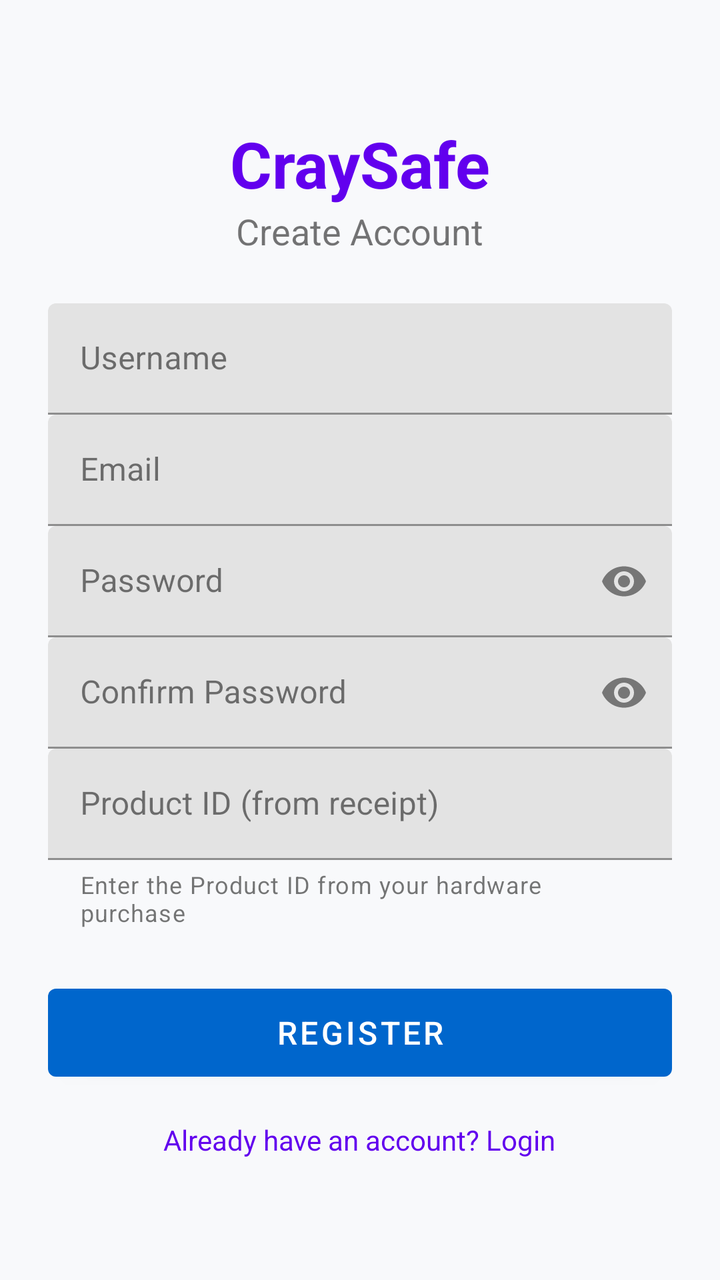
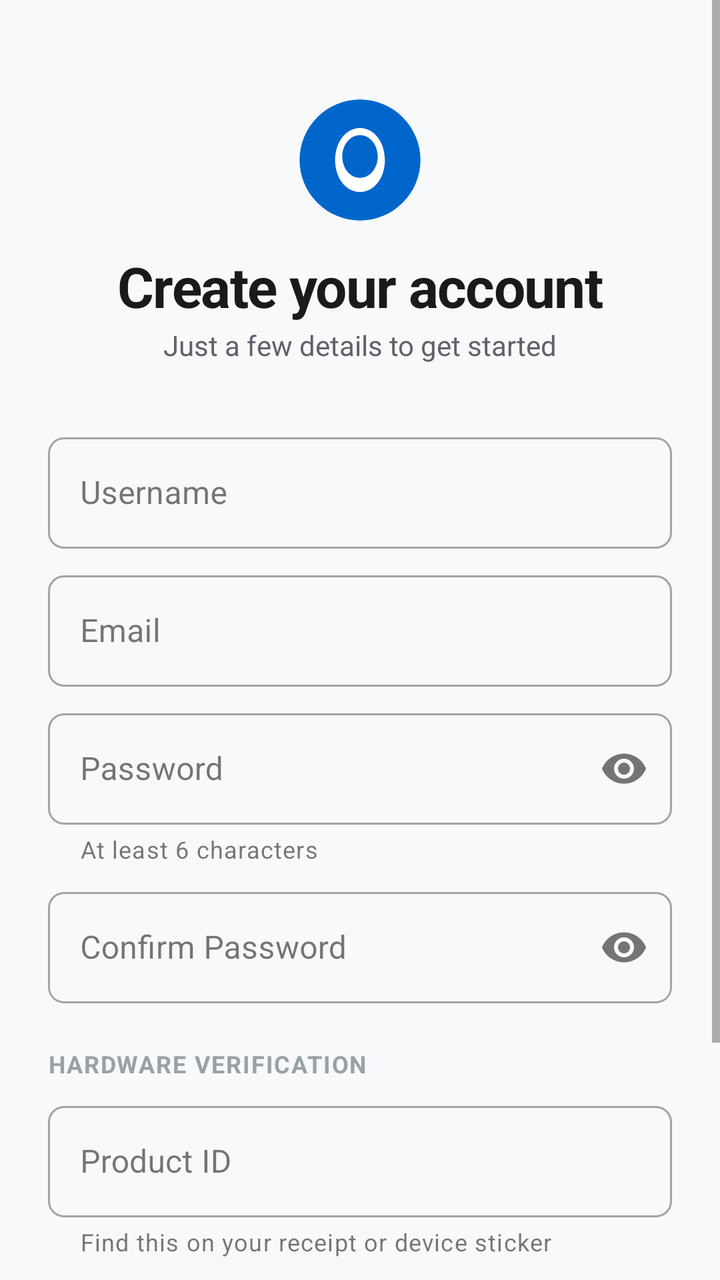

Screens rendered from an Android XML layout before and after an edit, with the pre-edit source and the edit as a unified diff.
<!-- AndroidManifest.xml: application theme Theme.CraySafe -->
<!-- res/layout/activity_register.xml -->
<?xml version="1.0" encoding="utf-8"?>
<LinearLayout xmlns:android="http://schemas.android.com/apk/res/android"
    xmlns:app="http://schemas.android.com/apk/res-auto"
    android:layout_width="match_parent"
    android:layout_height="match_parent"
    android:orientation="vertical"
    android:padding="24dp"
    android:gravity="center">

    
    <TextView
        android:layout_width="wrap_content"
        android:layout_height="wrap_content"
        android:text="CraySafe"
        android:textSize="32sp"
        android:textStyle="bold"
        android:textColor="@color/purple_500"/>

    <TextView
        android:layout_width="wrap_content"
        android:layout_height="wrap_content"
        android:text="Create Account"
        android:textSize="18sp"
        android:layout_marginBottom="24dp"/>

    
    <com.google.android.material.textfield.TextInputLayout
        android:layout_width="match_parent"
        android:layout_height="wrap_content"
        android:hint="Username">

        <com.google.android.material.textfield.TextInputEditText
            android:id="@+id/etUsername"
            android:layout_width="match_parent"
            android:layout_height="wrap_content"
            android:inputType="textPersonName" />

    </com.google.android.material.textfield.TextInputLayout>

    
    <com.google.android.material.textfield.TextInputLayout
        android:layout_width="match_parent"
        android:layout_height="wrap_content"
        android:hint="Email">

        <com.google.android.material.textfield.TextInputEditText
            android:id="@+id/etEmail"
            android:layout_width="match_parent"
            android:layout_height="wrap_content"
            android:inputType="textEmailAddress" />

    </com.google.android.material.textfield.TextInputLayout>

    
    <com.google.android.material.textfield.TextInputLayout
        android:layout_width="match_parent"
        android:layout_height="wrap_content"
        android:hint="Password"
        app:endIconMode="password_toggle">

        <com.google.android.material.textfield.TextInputEditText
            android:id="@+id/etPassword"
            android:layout_width="match_parent"
            android:layout_height="wrap_content"
            android:inputType="textPassword" />

    </com.google.android.material.textfield.TextInputLayout>

    
    <com.google.android.material.textfield.TextInputLayout
        android:layout_width="match_parent"
        android:layout_height="wrap_content"
        android:hint="Confirm Password"
        app:endIconMode="password_toggle">

        <com.google.android.material.textfield.TextInputEditText
            android:id="@+id/etConfirmPassword"
            android:layout_width="match_parent"
            android:layout_height="wrap_content"
            android:inputType="textPassword" />

    </com.google.android.material.textfield.TextInputLayout>

    
    <com.google.android.material.textfield.TextInputLayout
        android:layout_width="match_parent"
        android:layout_height="wrap_content"
        android:hint="Product ID (from receipt)"
        app:helperText="Enter the Product ID from your hardware purchase">

        <com.google.android.material.textfield.TextInputEditText
            android:id="@+id/etProductId"
            android:layout_width="match_parent"
            android:layout_height="wrap_content"
            android:inputType="text"
            android:maxLines="1" />

    </com.google.android.material.textfield.TextInputLayout>

    
    <Button
        android:id="@+id/btnRegister"
        android:layout_width="match_parent"
        android:layout_height="56dp"
        android:layout_marginTop="24dp"
        android:text="Register"
        android:textSize="16sp"/>

    
    <ProgressBar
        android:id="@+id/progressBar"
        android:layout_width="wrap_content"
        android:layout_height="wrap_content"
        android:visibility="gone"
        android:layout_marginTop="16dp"/>

    
    <TextView
        android:id="@+id/tvLogin"
        android:layout_width="wrap_content"
        android:layout_height="wrap_content"
        android:layout_marginTop="16dp"
        android:text="Already have an account? Login"
        android:textColor="@color/purple_500"/>

</LinearLayout>
<!-- resources referenced by this layout -->
<resources>
  <color name="purple_500">#6200EE</color>
  <style name="Theme.CraySafe" parent="Theme.MaterialComponents.DayNight.NoActionBar">
          <item name="colorPrimary">@color/primary</item>
          <item name="colorPrimaryVariant">@color/primary_dark</item>
          <item name="colorOnPrimary">@color/white</item>
  
          <item name="colorSecondary">@color/secondary</item>
          <item name="colorSecondaryVariant">@color/secondary_dark</item>
          <item name="colorOnSecondary">@color/white</item>
  
          <item name="android:colorBackground">@color/background</item>
          <item name="colorSurface">@color/surface</item>
          <item name="colorOnSurface">@color/text_primary</item>
          <item name="colorError">@color/critical</item>
  
          <item name="android:statusBarColor">@color/primary_dark</item>
          <item name="android:windowLightStatusBar">false</item>
  
          <item name="android:navigationBarColor">@color/surface</item>
      </style>
  <color name="primary">#0066CC</color>
  <color name="primary_dark">#004C99</color>
  <color name="white">#FFFFFFFF</color>
  <color name="secondary">#00B8A0</color>
  <color name="secondary_dark">#008A78</color>
  <color name="background">#F8F9FB</color>
  <color name="surface">#FFFFFF</color>
  <color name="text_primary">#1A1A1A</color>
  <color name="critical">#D32F2F</color>
</resources>

<!-- the commit's change to res/layout/activity_register.xml (unified diff, before → after) -->
@@ -1,126 +1,209 @@
 <?xml version="1.0" encoding="utf-8"?>
-<LinearLayout xmlns:android="http://schemas.android.com/apk/res/android"
+<ScrollView xmlns:android="http://schemas.android.com/apk/res/android"
     xmlns:app="http://schemas.android.com/apk/res-auto"
     android:layout_width="match_parent"
     android:layout_height="match_parent"
-    android:orientation="vertical"
-    android:padding="24dp"
-    android:gravity="center">
-
-    
-    <TextView
-        android:layout_width="wrap_content"
-        android:layout_height="wrap_content"
-        android:text="CraySafe"
-        android:textSize="32sp"
-        android:textStyle="bold"
-        android:textColor="@color/purple_500"/>
-
-    <TextView
-        android:layout_width="wrap_content"
-        android:layout_height="wrap_content"
-        android:text="Create Account"
-        android:textSize="18sp"
-        android:layout_marginBottom="24dp"/>
-
-    
-    <com.google.android.material.textfield.TextInputLayout
+    android:fillViewport="true"
+    android:background="@color/background">
+
+    <androidx.constraintlayout.widget.ConstraintLayout
         android:layout_width="match_parent"
         android:layout_height="wrap_content"
-        android:hint="Username">
-
-        <com.google.android.material.textfield.TextInputEditText
-            android:id="@+id/etUsername"
-            android:layout_width="match_parent"
-            android:layout_height="wrap_content"
-            android:inputType="textPersonName" />
-
-    </com.google.android.material.textfield.TextInputLayout>
-
-    
-    <com.google.android.material.textfield.TextInputLayout
-        android:layout_width="match_parent"
-        android:layout_height="wrap_content"
-        android:hint="Email">
-
-        <com.google.android.material.textfield.TextInputEditText
-            android:id="@+id/etEmail"
-            android:layout_width="match_parent"
-            android:layout_height="wrap_content"
-            android:inputType="textEmailAddress" />
-
-    </com.google.android.material.textfield.TextInputLayout>
-
-    
-    <com.google.android.material.textfield.TextInputLayout
-        android:layout_width="match_parent"
-        android:layout_height="wrap_content"
-        android:hint="Password"
-        app:endIconMode="password_toggle">
-
-        <com.google.android.material.textfield.TextInputEditText
-            android:id="@+id/etPassword"
-            android:layout_width="match_parent"
-            android:layout_height="wrap_content"
-            android:inputType="textPassword" />
-
-    </com.google.android.material.textfield.TextInputLayout>
-
-    
-    <com.google.android.material.textfield.TextInputLayout
-        android:layout_width="match_parent"
-        android:layout_height="wrap_content"
-        android:hint="Confirm Password"
-        app:endIconMode="password_toggle">
-
-        <com.google.android.material.textfield.TextInputEditText
-            android:id="@+id/etConfirmPassword"
-            android:layout_width="match_parent"
-            android:layout_height="wrap_content"
-            android:inputType="textPassword" />
-
-    </com.google.android.material.textfield.TextInputLayout>
-
-    
-    <com.google.android.material.textfield.TextInputLayout
-        android:layout_width="match_parent"
-        android:layout_height="wrap_content"
-        android:hint="Product ID (from receipt)"
-        app:helperText="Enter the Product ID from your hardware purchase">
-
-        <com.google.android.material.textfield.TextInputEditText
-            android:id="@+id/etProductId"
-            android:layout_width="match_parent"
-            android:layout_height="wrap_content"
-            android:inputType="text"
-            android:maxLines="1" />
-
-    </com.google.android.material.textfield.TextInputLayout>
-
-    
-    <Button
-        android:id="@+id/btnRegister"
-        android:layout_width="match_parent"
-        android:layout_height="56dp"
-        android:layout_marginTop="24dp"
-        android:text="Register"
-        android:textSize="16sp"/>
-
-    
-    <ProgressBar
-        android:id="@+id/progressBar"
-        android:layout_width="wrap_content"
-        android:layout_height="wrap_content"
-        android:visibility="gone"
-        android:layout_marginTop="16dp"/>
-
-    
-    <TextView
-        android:id="@+id/tvLogin"
-        android:layout_width="wrap_content"
-        android:layout_height="wrap_content"
-        android:layout_marginTop="16dp"
-        android:text="Already have an account? Login"
-        android:textColor="@color/purple_500"/>
-
-</LinearLayout>
+        android:padding="@dimen/space_lg">
+
+        
+        <ImageView
+            android:id="@+id/ivLogo"
+            android:layout_width="64dp"
+            android:layout_height="64dp"
+            android:src="@drawable/ic_craysafe_logo"
+            android:contentDescription="@string/app_name"
+            app:layout_constraintTop_toTopOf="parent"
+            app:layout_constraintStart_toStartOf="parent"
+            app:layout_constraintEnd_toEndOf="parent"
+            android:layout_marginTop="@dimen/space_lg" />
+
+        
+        <TextView
+            android:id="@+id/tvWelcome"
+            style="@style/Text.H1"
+            android:layout_width="wrap_content"
+            android:layout_height="wrap_content"
+            android:text="Create your account"
+            android:layout_marginTop="@dimen/space_md"
+            app:layout_constraintTop_toBottomOf="@id/ivLogo"
+            app:layout_constraintStart_toStartOf="parent"
+            app:layout_constraintEnd_toEndOf="parent" />
+
+        <TextView
+            android:id="@+id/tvSubtitle"
+            style="@style/Text.BodyMuted"
+            android:layout_width="wrap_content"
+            android:layout_height="wrap_content"
+            android:text="Just a few details to get started"
+            android:layout_marginTop="@dimen/space_xs"
+            app:layout_constraintTop_toBottomOf="@id/tvWelcome"
+            app:layout_constraintStart_toStartOf="parent"
+            app:layout_constraintEnd_toEndOf="parent" />
+
+        
+        <com.google.android.material.textfield.TextInputLayout
+            android:id="@+id/tilUsername"
+            style="@style/TextInput.Base"
+            android:layout_width="0dp"
+            android:layout_height="wrap_content"
+            android:hint="Username"
+            android:layout_marginTop="@dimen/space_xl"
+            app:layout_constraintTop_toBottomOf="@id/tvSubtitle"
+            app:layout_constraintStart_toStartOf="parent"
+            app:layout_constraintEnd_toEndOf="parent">
+
+            <com.google.android.material.textfield.TextInputEditText
+                android:id="@+id/etUsername"
+                android:layout_width="match_parent"
+                android:layout_height="wrap_content"
+                android:inputType="textPersonName"
+                android:textColor="@color/text_primary"
+                android:maxLines="1" />
+        </com.google.android.material.textfield.TextInputLayout>
+
+        
+        <com.google.android.material.textfield.TextInputLayout
+            android:id="@+id/tilEmail"
+            style="@style/TextInput.Base"
+            android:layout_width="0dp"
+            android:layout_height="wrap_content"
+            android:hint="Email"
+            android:layout_marginTop="@dimen/space_sm"
+            app:layout_constraintTop_toBottomOf="@id/tilUsername"
+            app:layout_constraintStart_toStartOf="parent"
+            app:layout_constraintEnd_toEndOf="parent">
+
+            <com.google.android.material.textfield.TextInputEditText
+                android:id="@+id/etEmail"
+                android:layout_width="match_parent"
+                android:layout_height="wrap_content"
+                android:inputType="textEmailAddress"
+                android:textColor="@color/text_primary"
+                android:maxLines="1" />
+        </com.google.android.material.textfield.TextInputLayout>
+
+        
+        <com.google.android.material.textfield.TextInputLayout
+            android:id="@+id/tilPassword"
+            style="@style/TextInput.Base"
+            android:layout_width="0dp"
+            android:layout_height="wrap_content"
+            android:hint="Password"
+            app:endIconMode="password_toggle"
+            app:helperText="At least 6 characters"
+            android:layout_marginTop="@dimen/space_sm"
+            app:layout_constraintTop_toBottomOf="@id/tilEmail"
+            app:layout_constraintStart_toStartOf="parent"
+            app:layout_constraintEnd_toEndOf="parent">
+
+            <com.google.android.material.textfield.TextInputEditText
+                android:id="@+id/etPassword"
+                android:layout_width="match_parent"
+                android:layout_height="wrap_content"
+                android:inputType="textPassword"
+                android:textColor="@color/text_primary"
+                android:maxLines="1" />
+        </com.google.android.material.textfield.TextInputLayout>
+
+        
+        <com.google.android.material.textfield.TextInputLayout
+            android:id="@+id/tilConfirmPassword"
+            style="@style/TextInput.Base"
+            android:layout_width="0dp"
+            android:layout_height="wrap_content"
+            android:hint="Confirm Password"
+            app:endIconMode="password_toggle"
+            android:layout_marginTop="@dimen/space_sm"
+            app:layout_constraintTop_toBottomOf="@id/tilPassword"
+            app:layout_constraintStart_toStartOf="parent"
+            app:layout_constraintEnd_toEndOf="parent">
+
+            <com.google.android.material.textfield.TextInputEditText
+                android:id="@+id/etConfirmPassword"
+                android:layout_width="match_parent"
+                android:layout_height="wrap_content"
+                android:inputType="textPassword"
+                android:textColor="@color/text_primary"
+                android:maxLines="1" />
+        </com.google.android.material.textfield.TextInputLayout>
+
+        
+        <TextView
+            android:id="@+id/tvProductLabel"
+            style="@style/Text.Label"
+            android:layout_width="wrap_content"
+            android:layout_height="wrap_content"
+            android:text="HARDWARE VERIFICATION"
+            android:textColor="@color/text_tertiary"
+            android:layout_marginTop="@dimen/space_lg"
+            app:layout_constraintTop_toBottomOf="@id/tilConfirmPassword"
+            app:layout_constraintStart_toStartOf="parent" />
+
+        
+        <com.google.android.material.textfield.TextInputLayout
+            android:id="@+id/tilProductId"
+            style="@style/TextInput.Base"
+            android:layout_width="0dp"
+            android:layout_height="wrap_content"
+            android:hint="Product ID"
+            app:helperText="Find this on your receipt or device sticker"
+            android:layout_marginTop="@dimen/space_sm"
+            app:layout_constraintTop_toBottomOf="@id/tvProductLabel"
+            app:layout_constraintStart_toStartOf="parent"
+            app:layout_constraintEnd_toEndOf="parent">
+
+            <com.google.android.material.textfield.TextInputEditText
+                android:id="@+id/etProductId"
+                android:layout_width="match_parent"
+                android:layout_height="wrap_content"
+                android:inputType="textVisiblePassword"
+                android:textColor="@color/text_primary"
+                android:maxLines="1" />
+        </com.google.android.material.textfield.TextInputLayout>
+
+        
+        <Button
+            android:id="@+id/btnRegister"
+            style="@style/Button.Primary"
+            android:layout_width="0dp"
+            android:layout_height="wrap_content"
+            android:text="Create Account"
+            android:layout_marginTop="@dimen/space_lg"
+            app:layout_constraintTop_toBottomOf="@id/tilProductId"
+            app:layout_constraintStart_toStartOf="parent"
+            app:layout_constraintEnd_toEndOf="parent" />
+
+        
+        <ProgressBar
+            android:id="@+id/progressBar"
+            android:layout_width="24dp"
+            android:layout_height="24dp"
+            android:visibility="gone"
+            android:layout_marginTop="@dimen/space_md"
+            app:layout_constraintTop_toBottomOf="@id/btnRegister"
+            app:layout_constraintStart_toStartOf="parent"
+            app:layout_constraintEnd_toEndOf="parent" />
+
+        
+        <TextView
+            android:id="@+id/tvLogin"
+            style="@style/Text.Body"
+            android:layout_width="wrap_content"
+            android:layout_height="wrap_content"
+            android:text="Already have an account? Sign in"
+            android:textColor="@color/primary"
+            android:padding="@dimen/space_sm"
+            android:layout_marginTop="@dimen/space_md"
+            app:layout_constraintTop_toBottomOf="@id/progressBar"
+            app:layout_constraintStart_toStartOf="parent"
+            app:layout_constraintEnd_toEndOf="parent"
+            app:layout_constraintBottom_toBottomOf="parent" />
+
+    </androidx.constraintlayout.widget.ConstraintLayout>
+</ScrollView>
<!-- resource entries referenced after the edit -->
@@ -1,7 +1,6 @@
 <!-- resources referenced by this layout -->
 <resources>
-  <color name="purple_500">#6200EE</color>
-  <style name="Theme.CraySafe" parent="Theme.MaterialComponents.DayNight.NoActionBar">
+  <style name="Theme.CraySafe" parent="Theme.MaterialComponents.Light.NoActionBar">
           <item name="colorPrimary">@color/primary</item>
           <item name="colorPrimaryVariant">@color/primary_dark</item>
           <item name="colorOnPrimary">@color/white</item>
@@ -23,11 +22,71 @@
   <color name="primary">#0066CC</color>
   <color name="primary_dark">#004C99</color>
   <color name="white">#FFFFFFFF</color>
+  <dimen name="radius_sm">8dp</dimen>
+  <color name="text_secondary">#5F6368</color>
   <color name="secondary">#00B8A0</color>
   <color name="secondary_dark">#008A78</color>
   <color name="background">#F8F9FB</color>
   <color name="surface">#FFFFFF</color>
   <color name="text_primary">#1A1A1A</color>
+  <color name="text_tertiary">#9AA0A6</color>
+  <dimen name="space_lg">24dp</dimen>
+  <dimen name="space_md">16dp</dimen>
+  <dimen name="space_sm">8dp</dimen>
+  <dimen name="space_xl">32dp</dimen>
+  <dimen name="space_xs">4dp</dimen>
+  <!-- drawable ic_craysafe_logo (drawable) -->
+  <vector xmlns:android="http://schemas.android.com/apk/res/android"
+      android:width="72dp"
+      android:height="72dp"
+      android:viewportWidth="72"
+      android:viewportHeight="72">
+  
+      
+      <path
+          android:fillColor="@color/primary"
+          android:pathData="M36,36m-34,0a34,34 0,1 1,68 0a34,34 0,1 1,-68 0" />
+  
+      
+      <path
+          android:fillColor="@color/white"
+          android:pathData="M36,18c-8,0 -14,8 -14,18c0,10 6,18 14,18c8,0 14,-8 14,-18C50,26 44,18 36,18zM36,46c-6,0 -10,-6 -10,-12c0,-6 4,-12 10,-12c6,0 10,6 10,12C46,40 42,46 36,46z" />
+  </vector>
+  <string name="app_name">CraySafe</string>
+  <style name="Button.Primary" parent="Widget.MaterialComponents.Button">
+          <item name="android:textSize">15sp</item>
+          <item name="android:textAllCaps">false</item>
+          <item name="android:letterSpacing">0.01</item>
+          <item name="android:paddingTop">14dp</item>
+          <item name="android:paddingBottom">14dp</item>
+          <item name="cornerRadius">@dimen/radius_sm</item>
+          <item name="backgroundTint">@color/primary</item>
+          <item name="android:textColor">@color/white</item>
+      </style>
+  <style name="Text.Body">
+          <item name="android:textSize">14sp</item>
+      </style>
+  <style name="Text.BodyMuted">
+          <item name="android:textSize">14sp</item>
+          <item name="android:textColor">@color/text_secondary</item>
+      </style>
+  <style name="Text.H1">
+          <item name="android:textSize">28sp</item>
+          <item name="android:textStyle">bold</item>
+          <item name="android:letterSpacing">-0.02</item>
+      </style>
+  <style name="Text.Label">
+          <item name="android:textSize">12sp</item>
+          <item name="android:textStyle">bold</item>
+          <item name="android:textAllCaps">true</item>
+          <item name="android:letterSpacing">0.05</item>
+      </style>
+  <style name="TextInput.Base" parent="Widget.MaterialComponents.TextInputLayout.OutlinedBox">
+          <item name="boxCornerRadiusTopStart">@dimen/radius_sm</item>
+          <item name="boxCornerRadiusTopEnd">@dimen/radius_sm</item>
+          <item name="boxCornerRadiusBottomStart">@dimen/radius_sm</item>
+          <item name="boxCornerRadiusBottomEnd">@dimen/radius_sm</item>
+      </style>
   <color name="critical">#D32F2F</color>
 </resources>
 
